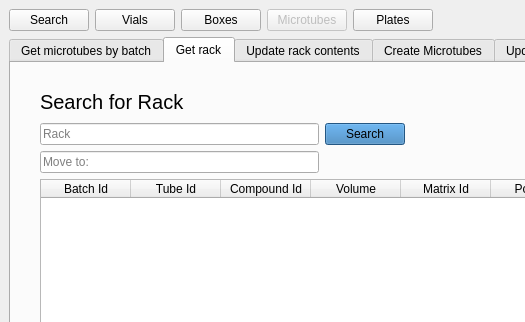
First picture: the form in frontend/assets/microtubeswindow.ui, repository dahlbma/cello, before the edit; both pictures show x 0 to 525 and y 0 to 322 of the 1257 by 810 pixel window.
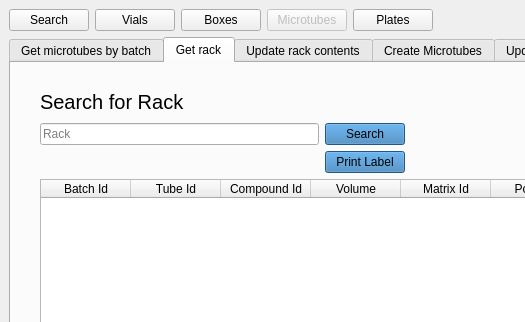
Second picture: the form after the edit. The open tabs and pages were chosen to show the change.

Commit message: Implement discard buttons and fix comboboxes

The edit to the form file:
```diff
--- a/frontend/assets/microtubeswindow.ui
+++ b/frontend/assets/microtubeswindow.ui
@@ -427,10 +427,13 @@
                 </property>
                </widget>
               </item>
-              <item row="1" column="1">
-               <widget class="QLineEdit" name="rack_moveto_eb">
-                <property name="placeholderText">
-                 <string>Move to:</string>
+              <item row="1" column="2">
+               <widget class="QPushButton" name="rack_print_label_btn">
+                <property name="styleSheet">
+                 <string notr="true">background-color: rgb(51, 122, 183)</string>
+                </property>
+                <property name="text">
+                 <string>Print Label</string>
                 </property>
                </widget>
               </item>
```
Left out of the diff: 2 changed lines with no effect on the pictures. The commit also changes 7 other files.
